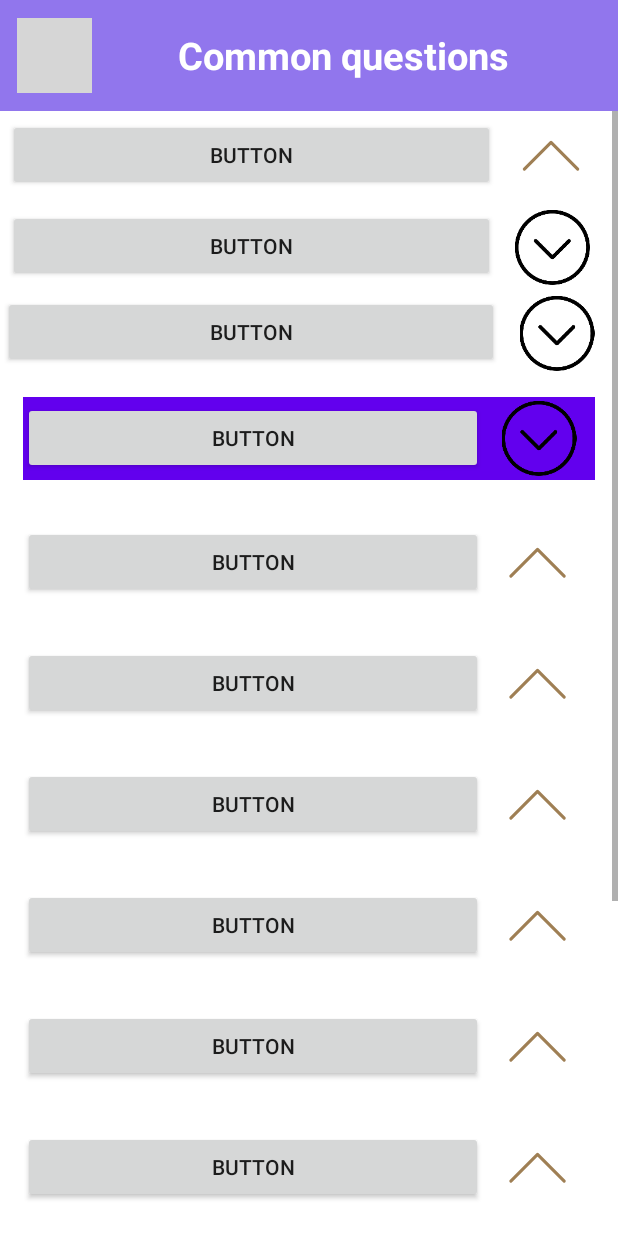
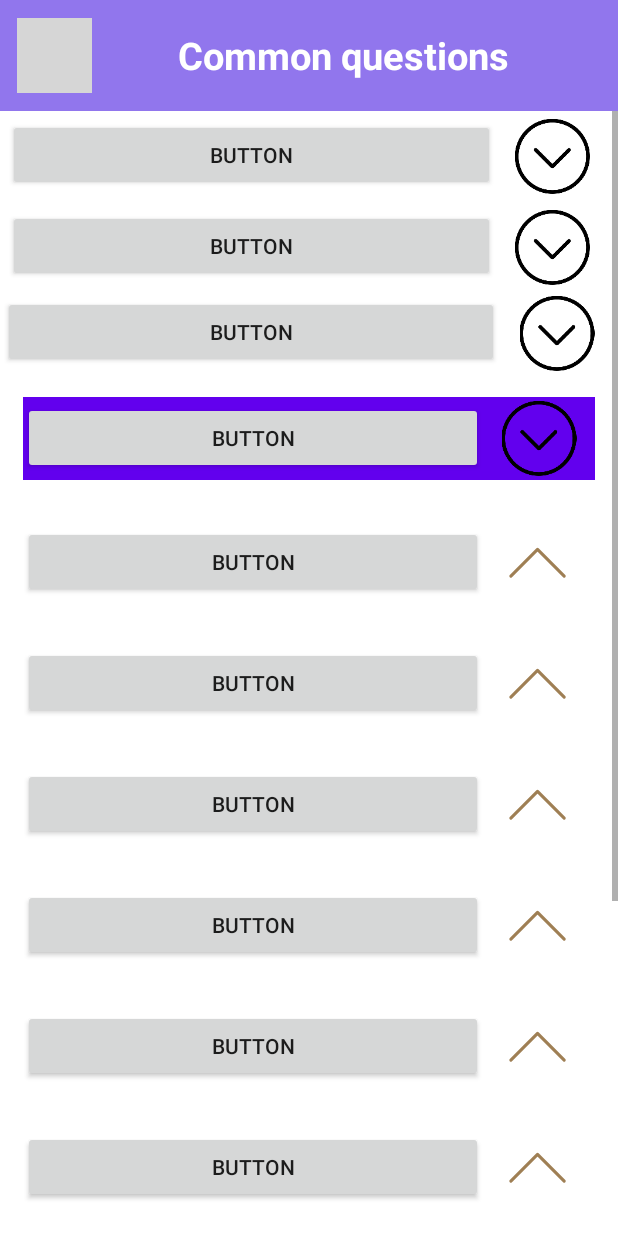
Before and after one commit to AhmedEmadEls/Student_Application, an Android app: the Test_Activity screen opened directly, with no data from a screen before it, on a phone screen of 412 x 824 dp. Run offline under Robolectric (Android 15) with nearby library versions, the phone set to English and light mode, and no system bars; Roboto replaces fonts that are not available here; grey boxes are pictures that could not be loaded.

Commit message:
color and size

```diff
--- a/app/src/main/res/layout-ar/activity_not.xml
+++ b/app/src/main/res/layout-ar/activity_not.xml
@@ -3,7 +3,9 @@
     xmlns:app="http://schemas.android.com/apk/res-auto"
     xmlns:tools="http://schemas.android.com/tools"
     android:layout_width="match_parent"
-    android:layout_height="match_parent">
+    android:layout_height="match_parent"
+    android:background="@color/white"
+    >
 
     <ImageButton
         android:id="@+id/imageButton2"
--- a/app/src/main/res/layout-ar/activity_servise.xml
+++ b/app/src/main/res/layout-ar/activity_servise.xml
@@ -14,7 +14,7 @@
         android:layout_width="match_parent"
         android:layout_height="74dp"
         android:orientation="horizontal"
-        android:background="#9176ED"
+        android:background="@color/hider"
         >
 
         <ImageButton
--- a/app/src/main/res/layout/activity_not.xml
+++ b/app/src/main/res/layout/activity_not.xml
@@ -3,7 +3,9 @@
     xmlns:app="http://schemas.android.com/apk/res-auto"
     xmlns:tools="http://schemas.android.com/tools"
     android:layout_width="match_parent"
-    android:layout_height="match_parent">
+    android:layout_height="match_parent"
+    android:background="@color/hider"
+    >
 
     <ImageButton
         android:id="@+id/imageButton2"
--- a/app/src/main/res/layout/activity_servise.xml
+++ b/app/src/main/res/layout/activity_servise.xml
@@ -14,7 +14,7 @@
         android:layout_width="match_parent"
         android:layout_height="74dp"
         android:orientation="horizontal"
-        android:background="#9176ED"
+        android:background="@color/hider"
         >
 
         <ImageButton
--- a/app/src/main/res/layout/activity_test.xml
+++ b/app/src/main/res/layout/activity_test.xml
@@ -14,7 +14,7 @@
         android:layout_width="match_parent"
         android:layout_height="74dp"
         android:orientation="horizontal"
-        android:background="#9176ED"
+        android:background="@color/hider"
         >
 
         <ImageButton
@@ -25,18 +25,18 @@
             android:scaleType="fitCenter"
             android:src="@drawable/back3"
             android:layout_gravity="center"
-            android:layout_marginLeft="11dp"
+            android:layout_marginStart="11dp"
 
             />
 
         <TextView
-            android:layout_width="294px"
+            android:layout_width="294dp"
             android:layout_height="wrap_content"
             android:text="@string/common_questions"
             android:gravity="center"
             android:layout_gravity="center"
-            android:layout_marginRight="15dp"
-            android:textSize="25dp"
+            android:layout_marginEnd="15dp"
+            android:textSize="25sp"
             android:layout_weight="5"
             android:textStyle="bold"
             android:textColor="@color/white"
@@ -69,12 +69,12 @@
 
             />
 
-        <com.airbnb.lottie.LottieAnimationView
+        <ImageView
             android:id="@+id/imageView1"
             android:layout_width="50dp"
             android:layout_height="50dp"
             android:layout_weight="1"
-            app:lottie_rawRes="@raw/test_animation3"
+            android:src="@drawable/arrows_down"
             android:scaleType="fitCenter"
             android:onClick="m1"
 
--- a/app/src/main/res/layout/not_naw.xml
+++ b/app/src/main/res/layout/not_naw.xml
@@ -3,7 +3,9 @@
     xmlns:app="http://schemas.android.com/apk/res-auto"
     xmlns:tools="http://schemas.android.com/tools"
     android:layout_width="match_parent"
-    android:layout_height="match_parent">
+    android:layout_height="match_parent"
+    android:background="@color/white"
+    >
 
     <TextView
         android:id="@+id/textView6"
--- a/app/src/main/res/values/colors.xml
+++ b/app/src/main/res/values/colors.xml
@@ -9,4 +9,6 @@
     <color name="white">#FFFFFFFF</color>
     <color name="buttoncol">#2F2E41</color>
     <color name="null2">#00FFFFFF</color>
+
+    <color name="hider">#9176ED</color>
 </resources>
```
